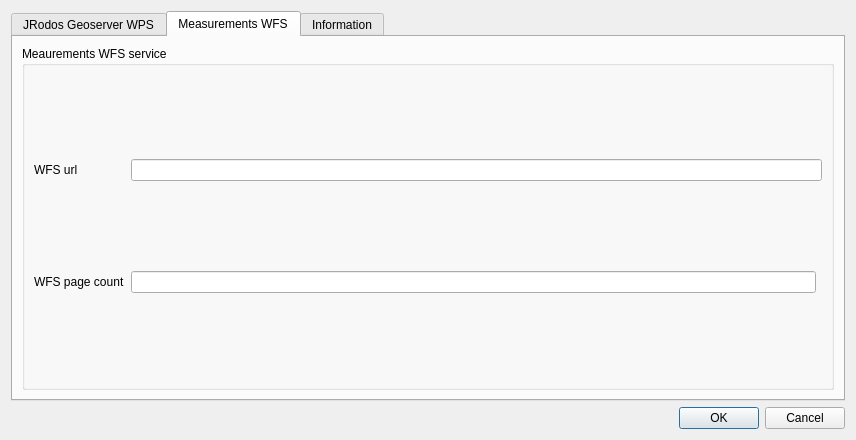
rduivenvoorde/jrodos, file jrodos_settings_dialog_base.ui: the form before one commit.
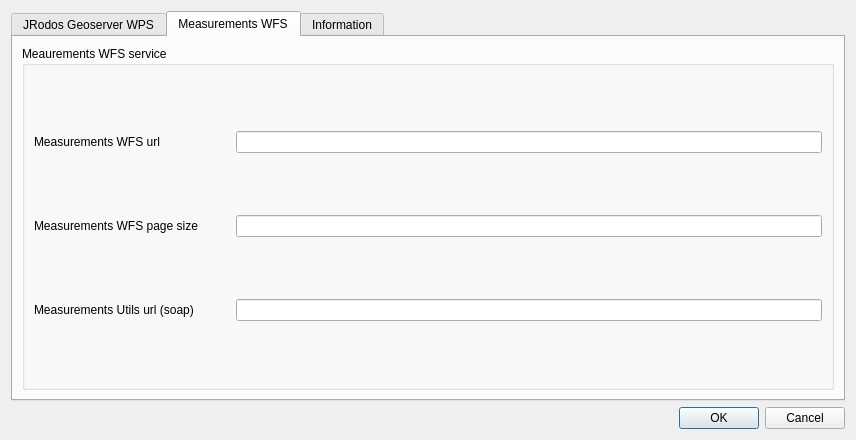
The form after the commit. The open tabs and pages were chosen to show the change.

Commit message: making the Measurements Utils (soap) url a setting

```diff
--- a/jrodos_settings_dialog_base.ui
+++ b/jrodos_settings_dialog_base.ui
@@ -66,26 +66,39 @@
           <string>Meaurements WFS service</string>
          </property>
          <layout class="QGridLayout" name="gridLayout_6">
+          <item row="2" column="0">
+           <widget class="QLabel" name="label_4">
+            <property name="toolTip">
+             <string extracomment="Measurements Utils Soap Service for quantities and substances"/>
+            </property>
+            <property name="text">
+             <string>Measurements Utils url (soap)</string>
+            </property>
+           </widget>
+          </item>
           <item row="0" column="0">
            <widget class="QLabel" name="label">
             <property name="text">
-             <string>WFS url</string>
+             <string>Measurements WFS url</string>
             </property>
            </widget>
           </item>
           <item row="1" column="0">
            <widget class="QLabel" name="label_3">
             <property name="text">
-             <string>WFS page count</string>
+             <string>Measurements WFS page size</string>
             </property>
            </widget>
           </item>
-          <item row="1" column="1">
-           <widget class="QLineEdit" name="measurements_wfs_page_size"/>
-          </item>
-          <item row="0" column="1" colspan="2">
+          <item row="0" column="1" colspan="3">
            <widget class="QLineEdit" name="measurements_wfs_url"/>
           </item>
+          <item row="1" column="1" colspan="3">
+           <widget class="QLineEdit" name="measurements_wfs_page_size"/>
+          </item>
+          <item row="2" column="1" colspan="3">
+           <widget class="QLineEdit" name="measurements_soap_utils_url"/>
+          </item>
          </layout>
         </widget>
        </item>
```
The commit also changes 2 other files.
